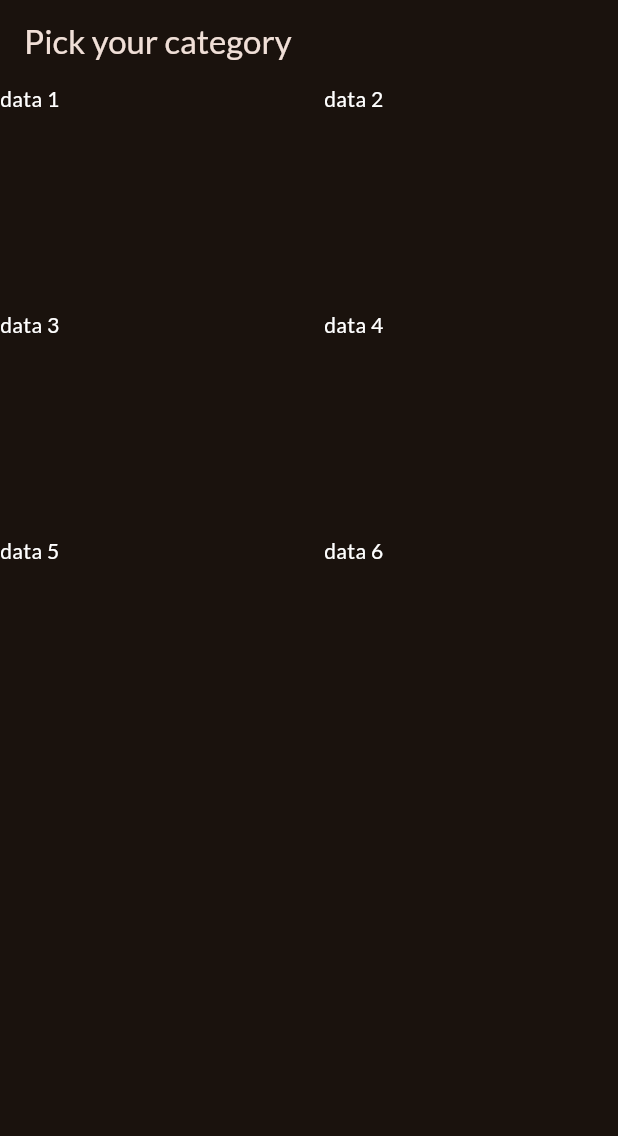
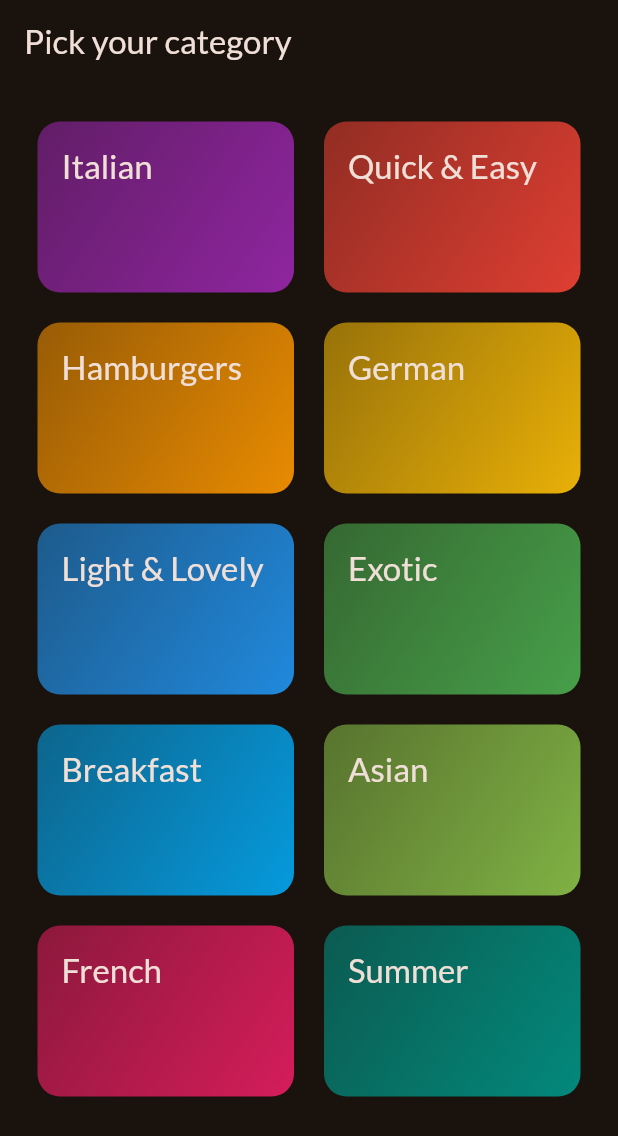
Before and after one commit to bozzimarcello/meals, a Flutter app: the screen it shows after launch, on a phone screen of 412 x 824 dp. Shown: the top 1136 px of the screen. Run offline on Flutter 3.47's test engine with Material 3 defaults, Android fonts, the phone set to English and light mode, and no system bars; our stand-ins replace google_fonts.

Commit message:
categories UI added

```diff
--- a/lib/screens/categories.dart
+++ b/lib/screens/categories.dart
@@ -1,4 +1,7 @@
 import 'package:flutter/material.dart';
+import 'package:meals/widgets/category_grid_item.dart';
+
+import 'package:meals/data/dummy_data.dart';
 
 class CategoriesScreen extends StatelessWidget {
   const CategoriesScreen({super.key});
@@ -10,20 +13,19 @@ class CategoriesScreen extends StatelessWidget {
         title: const Text('Pick your category'),
       ),
       body: GridView(
+        padding: const EdgeInsets.all(25), // space around the grid
         gridDelegate: const SliverGridDelegateWithFixedCrossAxisCount( // layout of the grid
           crossAxisCount: 2, // number of columns
           childAspectRatio: 3 / 2, // aspect ratio of each grid item
           crossAxisSpacing: 20, // space between columns
           mainAxisSpacing: 20, // space between rows
         ),
-        children: const [
-          Text('data 1', style: TextStyle(color: Colors.white),),
-          Text('data 2', style: TextStyle(color: Colors.white),),
-          Text('data 3', style: TextStyle(color: Colors.white),),
-          Text('data 4', style: TextStyle(color: Colors.white),),
-          Text('data 5', style: TextStyle(color: Colors.white),),
-          Text('data 6', style: TextStyle(color: Colors.white),),
+        children: [
+          for (final category in availableCategories) // loop through the available categories
+            CategoryGridItem(category: category),
         ],
+          // an alternative is to use the map method
+          // availableCategories.map((category) => CategoryGridItem(category: category)).toList(),
       ),
     );
   }
--- a/lib/widgets/category_grid_item.dart
+++ b/lib/widgets/category_grid_item.dart
@@ -10,6 +10,25 @@ class CategoryGridItem extends StatelessWidget {
 
   @override
   Widget build(BuildContext context) {
-    return
+    return Container( // allows the config of background color, border, margin, padding, etc
+      padding: const EdgeInsets.all(16),
+      decoration: BoxDecoration( // allows the setup of a gradient
+        gradient: LinearGradient(
+          colors: [
+            category.color.withOpacity(0.55),
+            category.color.withOpacity(0.9),
+          ],
+          begin: Alignment.topLeft,
+          end: Alignment.bottomRight,
+        ),
+        borderRadius: BorderRadius.circular(15),
+      ),
+      child: Text(
+        category.title,
+        style: Theme.of(context).textTheme.titleLarge!.copyWith( // see the lesson about themes
+          color: Theme.of(context).colorScheme.onBackground,
+          ),
+        ),
+    );
   }
 }
```
